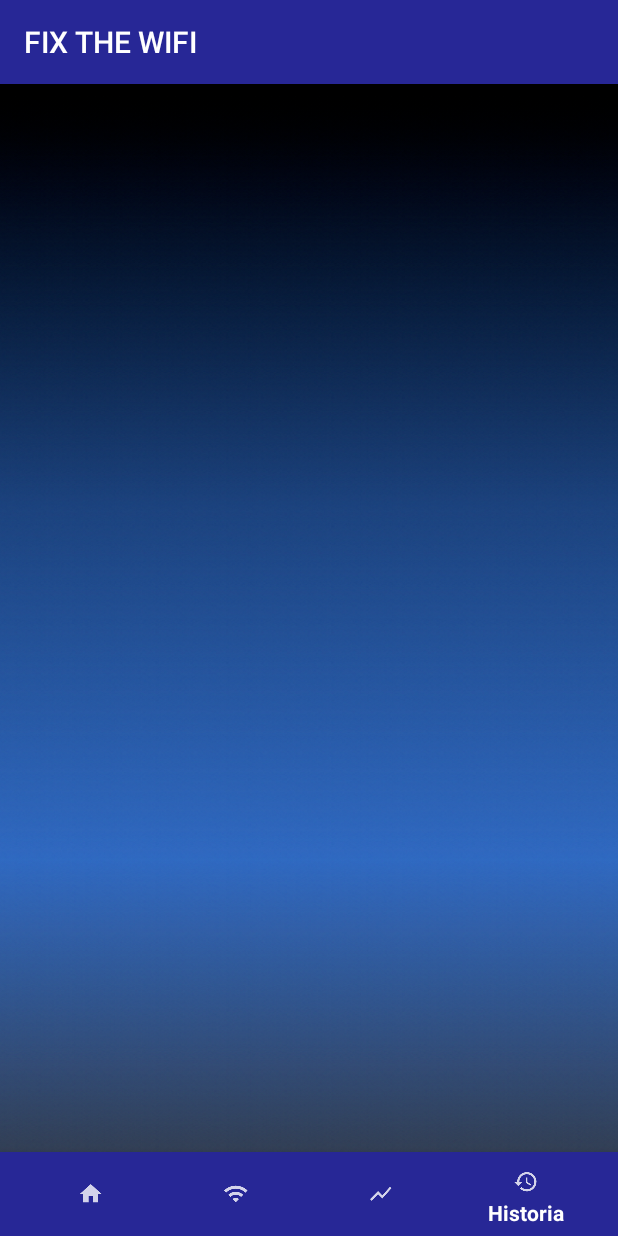
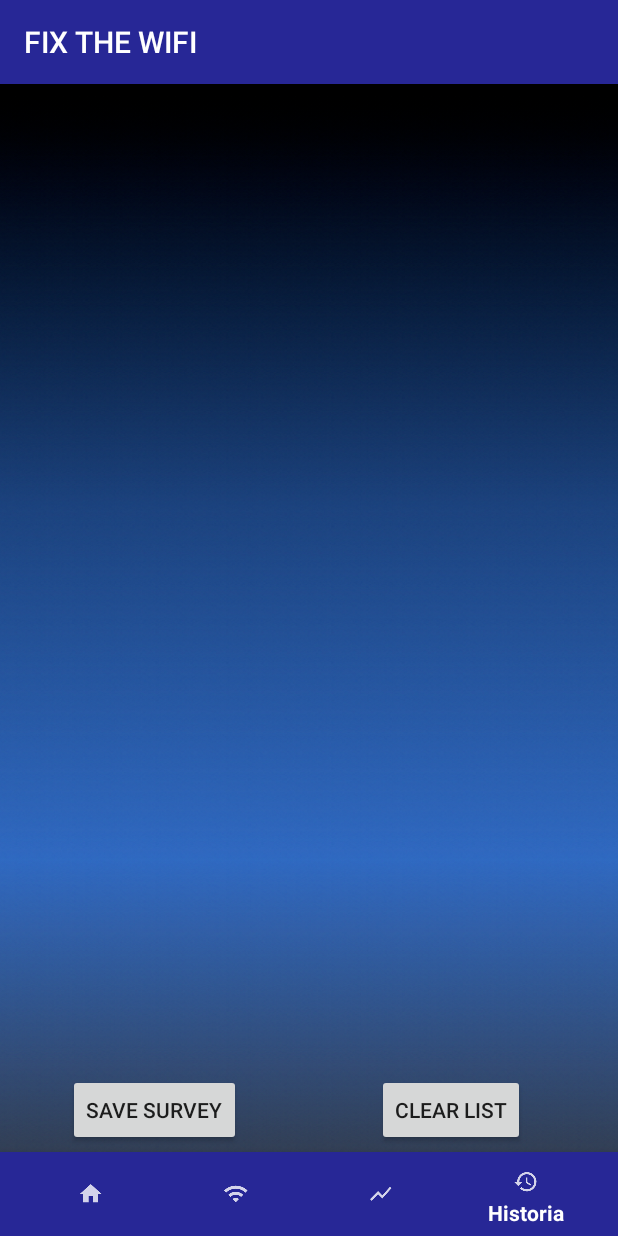
Before and after one commit to Karol-Larmo/wifi, an Android app: the MainActivity screen opened directly, with no data from a screen before it, item 4 of the bottom bar chosen, on a phone screen of 412 x 824 dp. Run offline under Robolectric (Android 15) with nearby library versions, the phone set to English and light mode, and no system bars.

Commit message:
Historia 85%

```diff
--- a/app/src/main/java/com/example/wifi/MainActivity.java
+++ b/app/src/main/java/com/example/wifi/MainActivity.java
@@ -6,6 +6,7 @@ import com.example.wifi.permission.PermissionService;
 import com.google.android.material.bottomnavigation.BottomNavigationView;
 
 import android.content.Intent;
+import android.content.SharedPreferences;
 import android.os.Bundle;
 import android.view.MenuItem;
 import android.view.View;
@@ -17,6 +18,8 @@ public class MainActivity extends AppCompatActivity {
 
     private String currentCountryCode;
     private PermissionService permissionService;
+    public final String Channel_STRING = "CHANNEL_RATIO_DATA";
+    public final String ChannelShared = "ChannelShared";
 
     @Override
     protected void onCreate(Bundle savedInstanceState) {
@@ -55,6 +58,8 @@ public class MainActivity extends AppCompatActivity {
                 return true;
             }
         });
+
+        restoreChannels();
     }
 
 
@@ -92,4 +97,30 @@ public class MainActivity extends AppCompatActivity {
         startActivity(intent);
 
     }
+
+    public void restoreChannels()
+    {
+        SharedPreferences channel = getSharedPreferences(ChannelShared, MODE_PRIVATE);
+        int numOfChannelsSeries = channel.getInt(Channel_STRING, 0);
+        int count = 0;
+        int[] Channel_tab = new int [14];
+        if(numOfChannelsSeries != 0)
+        {
+
+        }
+
+        String ID = "Channel_";
+
+        for (int j=0; j<numOfChannelsSeries; j++)
+        {
+            for (int i=0; i<14; i++)
+            {
+                int value = channel.getInt(ID +i, 0);
+                Channel_tab[i] = value;
+            }
+            SurveyList.Survey survey= new SurveyList.Survey(String.valueOf(j),Channel_tab);
+            SurveyList.addItem(survey);
+        }
+    }
+
 }
--- a/app/src/main/res/layout/activity_history.xml
+++ b/app/src/main/res/layout/activity_history.xml
@@ -10,16 +10,42 @@
 
     <ListView
         android:id="@+id/history_list"
-        android:layout_width="match_parent"
-        android:layout_height="673dp"
+        android:layout_width="411dp"
+        android:layout_height="597dp"
         android:layout_alignParentTop="true"
         android:layout_centerHorizontal="true"
         app:layout_constraintBottom_toTopOf="@+id/bottom_navigationH"
         app:layout_constraintTop_toTopOf="parent"
+        app:layout_constraintVertical_bias="0.0"
         tools:ignore="MissingConstraints"
-        tools:layout_editor_absoluteX="-2dp">
+        tools:layout_editor_absoluteX="0dp">
+
 
     </ListView>
+
+    <Button
+        android:id="@+id/button2"
+        android:layout_width="wrap_content"
+        android:layout_height="wrap_content"
+        android:layout_marginBottom="4dp"
+        android:onClick="saveChannels"
+        android:text="Save Survey"
+        app:layout_constraintBottom_toTopOf="@+id/bottom_navigationH"
+        app:layout_constraintEnd_toEndOf="@+id/history_list"
+        app:layout_constraintHorizontal_bias="0.154"
+        app:layout_constraintStart_toStartOf="parent" />
+
+    <Button
+        android:id="@+id/button3"
+        android:layout_width="wrap_content"
+        android:layout_height="wrap_content"
+        android:layout_marginBottom="4dp"
+        android:onClick="clearList"
+        android:text="Clear list"
+        app:layout_constraintBottom_toTopOf="@+id/bottom_navigationH"
+        app:layout_constraintEnd_toEndOf="@+id/history_list"
+        app:layout_constraintHorizontal_bias="0.804"
+        app:layout_constraintStart_toStartOf="parent" />
 
     <com.google.android.material.bottomnavigation.BottomNavigationView
         android:id="@+id/bottom_navigationH"
```
Also changed, not shown: app/src/main/java/com/example/wifi/History_Activity.java (+17 -8 lines).
